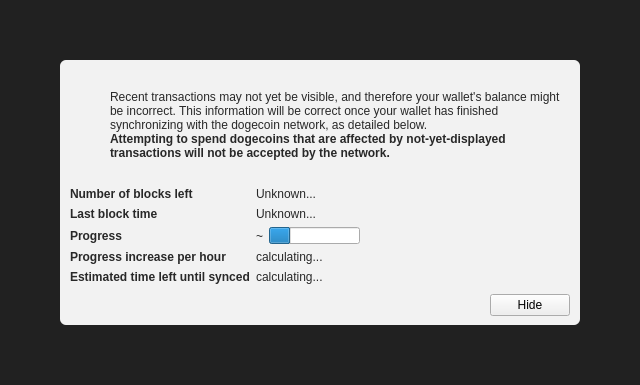
Qt form src/qt/forms/modaloverlay.ui (dogecoin/dogecoin) before a commit.
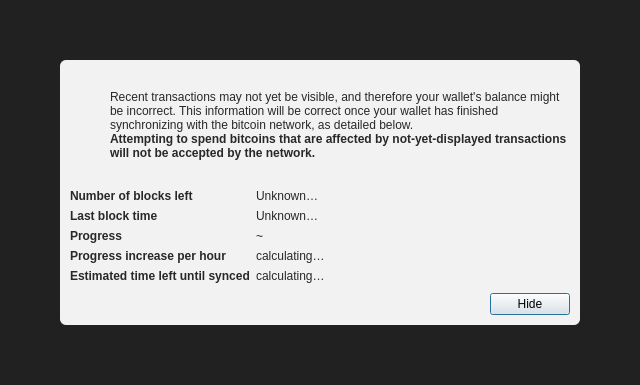
The same form after that commit. Icons and pictures are not drawn. Custom widgets are drawn as their Qt base class.

Commit message: improve energy efficiency of Dogecoin Core

What changed in the file:
```diff
--- a/src/qt/forms/modaloverlay.ui
+++ b/src/qt/forms/modaloverlay.ui
@@ -1,7 +1,7 @@
 <?xml version="1.0" encoding="UTF-8"?>
 <ui version="4.0">
  <class>ModalOverlay</class>
- <widget class="ModalOverlay" name="ModalOverlay">
+ <widget class="QWidget" name="ModalOverlay">
   <property name="geometry">
    <rect>
     <x>0</x>
@@ -130,7 +130,7 @@
              <item>
               <widget class="QLabel" name="infoText">
                <property name="text">
-                <string>Recent transactions may not yet be visible, and therefore your wallet's balance might be incorrect. This information will be correct once your wallet has finished synchronizing with the dogecoin network, as detailed below.</string>
+                <string>Recent transactions may not yet be visible, and therefore your wallet's balance might be incorrect. This information will be correct once your wallet has finished synchronizing with the bitcoin network, as detailed below.</string>
                </property>
                <property name="textFormat">
                 <enum>Qt::RichText</enum>
@@ -149,7 +149,7 @@
                 </font>
                </property>
                <property name="text">
-                <string>Attempting to spend dogecoins that are affected by not-yet-displayed transactions will not be accepted by the network.</string>
+                <string>Attempting to spend bitcoins that are affected by not-yet-displayed transactions will not be accepted by the network.</string>
                </property>
                <property name="textFormat">
                 <enum>Qt::RichText</enum>
@@ -219,7 +219,7 @@
            <item row="0" column="1">
             <widget class="QLabel" name="numberOfBlocksLeft">
              <property name="text">
-              <string>Unknown...</string>
+              <string>Unknown…</string>
              </property>
             </widget>
            </item>
@@ -245,7 +245,7 @@
               </sizepolicy>
              </property>
              <property name="text">
-              <string>Unknown...</string>
+              <string>Unknown…</string>
              </property>
             </widget>
            </item>
@@ -271,16 +271,6 @@
                </property>
               </widget>
              </item>
-             <item>
-              <widget class="QProgressBar" name="progressBar">
-               <property name="value">
-                <number>24</number>
-               </property>
-               <property name="format">
-                <string/>
-               </property>
-              </widget>
-             </item>
             </layout>
            </item>
            <item row="4" column="0">
@@ -299,7 +289,7 @@
            <item row="4" column="1">
             <widget class="QLabel" name="progressIncreasePerH">
              <property name="text">
-              <string>calculating...</string>
+              <string>calculating…</string>
              </property>
             </widget>
            </item>
@@ -319,7 +309,7 @@
            <item row="5" column="1">
             <widget class="QLabel" name="expectedTimeLeft">
              <property name="text">
-              <string>calculating...</string>
+              <string>calculating…</string>
              </property>
             </widget>
            </item>
@@ -351,6 +341,15 @@
              <property name="text">
               <string>Hide</string>
              </property>
+             <property name="shortcut">
+              <string>Esc</string>
+             </property>
+             <property name="focusPolicy">
+              <enum>Qt::StrongFocus</enum>
+             </property>
+             <property name="default">
+              <bool>true</bool>
+             </property>
             </widget>
            </item>
           </layout>
@@ -363,14 +362,6 @@
    </item>
   </layout>
  </widget>
- <customwidgets>
-  <customwidget>
-   <class>ModalOverlay</class>
-   <extends>QWidget</extends>
-   <header>modaloverlay.h</header>
-   <container>1</container>
-  </customwidget>
- </customwidgets>
  <resources/>
  <connections/>
 </ui>
```
The commit also changes 2426 other files.
